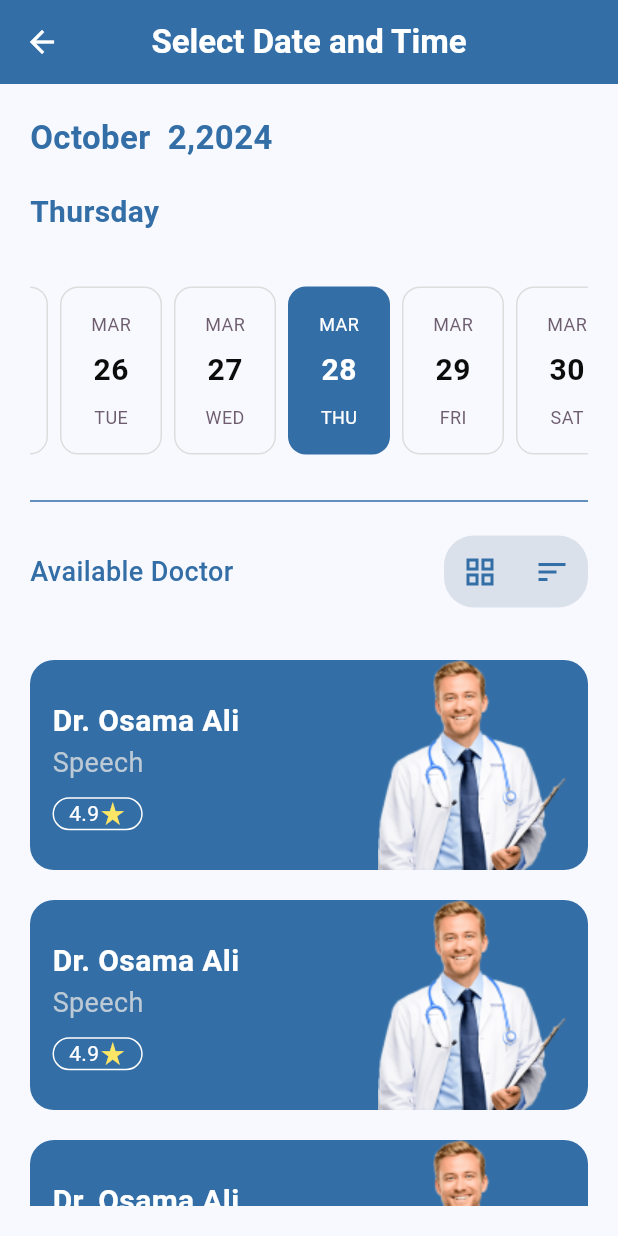
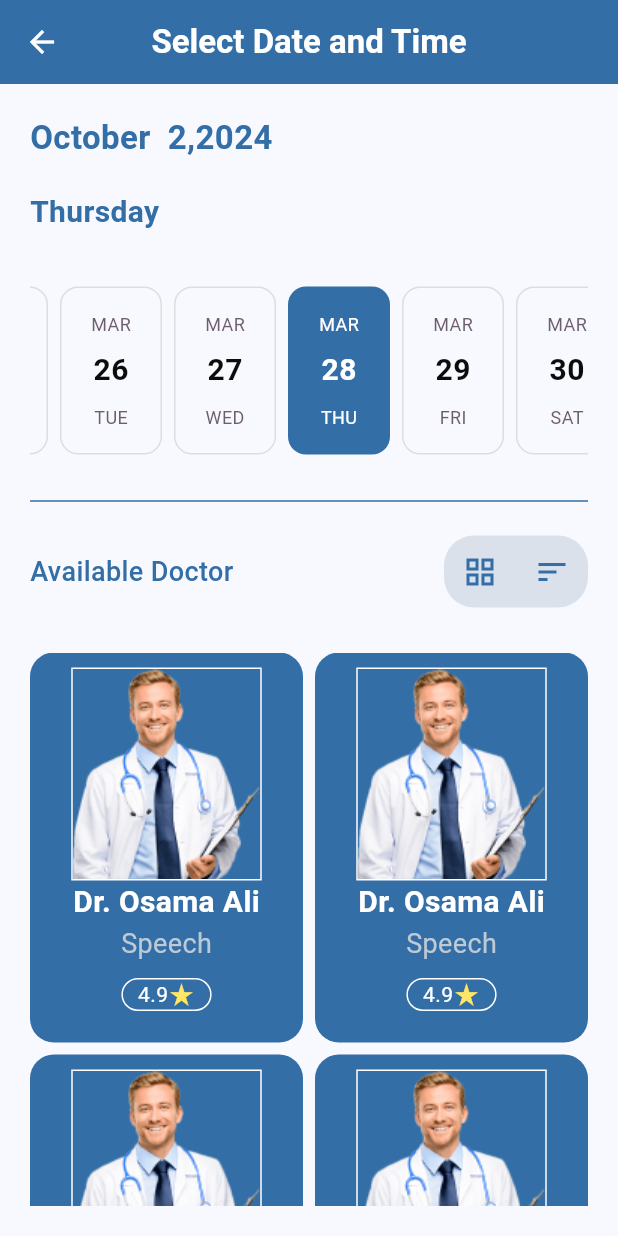
Before and after one commit to aboda97/markiz_elamal_team-12, a Flutter app: the ReservationView screen opened directly, on a phone screen of 412 x 824 dp. Run offline on Flutter 3.47's test engine with Material 3 defaults, Android fonts, the phone set to English and light mode, and no system bars; drawn by our look-alikes of easy_date_timeline; our stand-ins replace flutter_screenutil, google_fonts, shared_preferences, smooth_page_indicator; accounts and stored records are empty.

Commit message:
add available doctor grid view

```diff
--- /dev/null
+++ b/lib/features/reservation_feature/presentation/widgets/available_doctor_grid_view_item.dart
@@ -0,0 +1,75 @@
+import 'package:flutter/cupertino.dart';
+import 'package:flutter/material.dart';
+import 'package:flutter/widgets.dart';
+import 'package:markiz_elamal_team_12/core/utils/app_colors.dart';
+import 'package:markiz_elamal_team_12/core/utils/app_paths.dart';
+
+class AvailableDoctorGridViewItem extends StatelessWidget {
+  const AvailableDoctorGridViewItem({super.key});
+
+  @override
+  Widget build(BuildContext context) {
+    return Container(
+      padding: const EdgeInsets.symmetric(horizontal: 20.0, vertical: 10.0),
+      decoration: BoxDecoration(
+        borderRadius: BorderRadius.circular(
+          16.0,
+        ),
+        color: kPrimaryColor,
+      ),
+      child: SingleChildScrollView(
+        physics: const NeverScrollableScrollPhysics(),
+        child: Column(
+          children: [
+            Container(
+              decoration: BoxDecoration(
+                border: Border.all(
+                  color: kWhiteColor,
+                ),
+              ),
+              child: Image.asset(AppPaths.availableDoctorImage),
+            ),
+            const Text(
+              'Dr. Osama Ali',
+              style: TextStyle(
+                color: kWhiteColor,
+                fontSize: 20.0,
+                fontWeight: FontWeight.w600,
+              ),
+            ),
+            const Text(
+              'Speech',
+              style: TextStyle(
+                color: kSecondaryColor,
+                fontSize: 18.0,
+              ),
+            ),
+            Container(
+              margin: const EdgeInsets.only(top: 10.0),
+              padding: const EdgeInsets.symmetric(horizontal: 10.0),
+              decoration: BoxDecoration(
+                  borderRadius: BorderRadius.circular(20.0),
+                  border: Border.all(color: kWhiteColor)),
+              child: const Row(
+                mainAxisSize: MainAxisSize.min,
+                children: [
+                  Text(
+                    '4.9',
+                    style: TextStyle(
+                      color: kWhiteColor,
+                    ),
+                  ),
+                  Icon(
+                    Icons.star_rate,
+                    color: kRateColor,
+                    size: 18.0,
+                  )
+                ],
+              ),
+            ),
+          ],
+        ),
+      ),
+    );
+  }
+}
--- a/lib/features/reservation_feature/presentation/widgets/reservation_view_body.dart
+++ b/lib/features/reservation_feature/presentation/widgets/reservation_view_body.dart
@@ -1,7 +1,9 @@
+import 'package:flutter/cupertino.dart';
 import 'package:flutter/material.dart';
 import 'package:flutter/widgets.dart';
 import 'package:markiz_elamal_team_12/core/utils/app_colors.dart';
 import 'package:easy_date_timeline/easy_date_timeline.dart';
+import 'package:markiz_elamal_team_12/features/reservation_feature/presentation/widgets/available_doctor_grid_view_item.dart';
 import 'package:markiz_elamal_team_12/features/reservation_feature/presentation/widgets/available_doctor_list_view_item.dart';
 
 class ReservationViewBody extends StatefulWidget {
@@ -96,12 +98,25 @@ class _ReservationViewBodyState extends State<ReservationViewBody> {
           ),
           //--> Available Doctor ListView
           const SizedBox(
-            height: 35.0,
+            height: 30.0,
           ),
+          // Expanded(
+          //   child: ListView.builder(
+          //     itemBuilder: (index, context) =>
+          //         const AvailableDoctorListViewItem(),
+          //     itemCount: 10,
+          //   ),
+          // ),
           Expanded(
-            child: ListView.builder(
+            child: GridView.builder(
+              gridDelegate: const SliverGridDelegateWithFixedCrossAxisCount(
+                childAspectRatio: .7,
+                crossAxisCount: 2, // Number of columns
+                crossAxisSpacing: 8.0, // Spacing between columns
+                mainAxisSpacing: 8.0, // Spacing between rows
+              ),
               itemBuilder: (index, context) =>
-                  const AvailableDoctorListViewItem(),
+                  const AvailableDoctorGridViewItem(),
               itemCount: 10,
             ),
           ),
```
